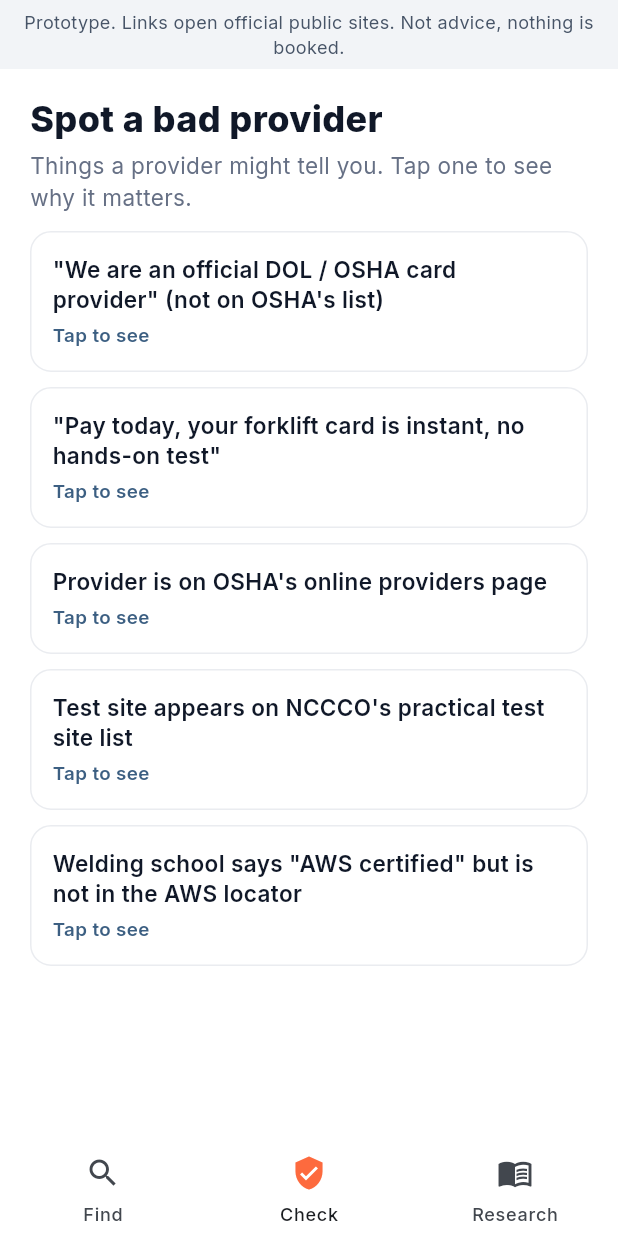
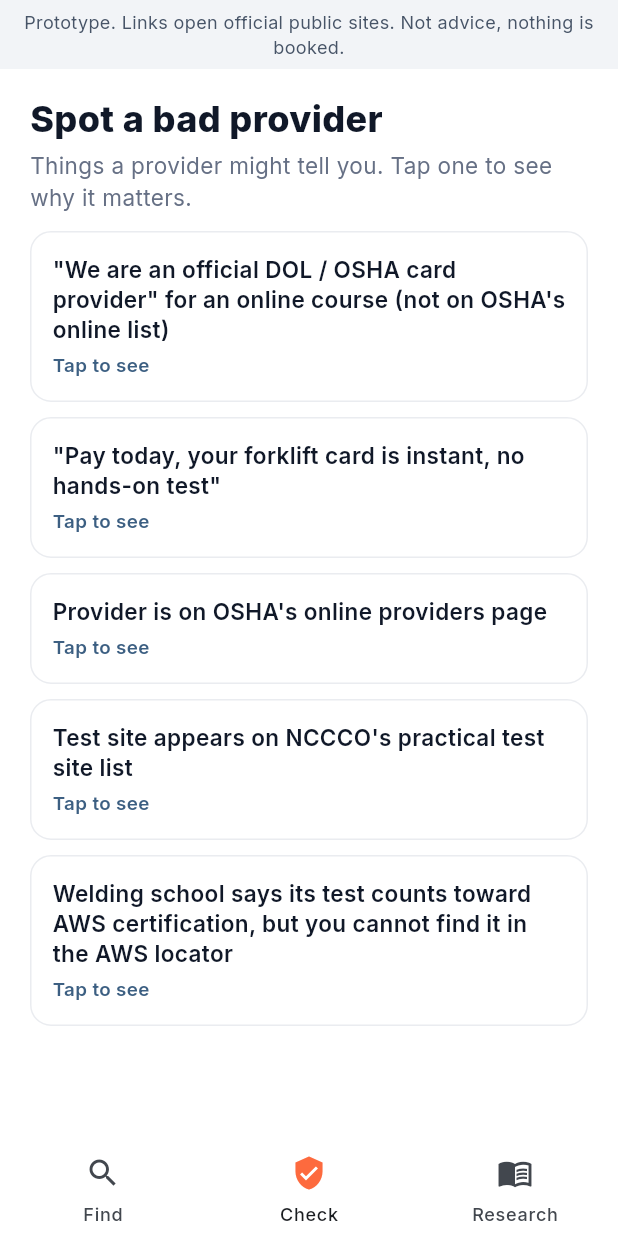
Before and after one commit to kunaxar/worker-credential-finder, a Flutter app: the screen it shows after launch, item 2 of the bottom bar chosen, on a phone screen of 412 x 824 dp. Run offline on Flutter 3.47's test engine with Material 3 defaults, Android fonts, the phone set to English and light mode, and no system bars; our stand-ins replace google_fonts.

Commit message:
Update data.dart

```diff
--- a/lib/data.dart
+++ b/lib/data.dart
@@ -76,8 +76,8 @@
 }
 
 const claims = <Claim>[
-  Claim('"We are an official DOL / OSHA card provider" (not on OSHA\'s list)', true, 'Check before you pay',
-      'OSHA lists its authorized online providers and says it cannot validate training from vendors that are not on that list. A website describing itself as official is a claim, not proof.',
+  Claim('"We are an official DOL / OSHA card provider" for an online course (not on OSHA\'s online list)', true, 'Check before you pay',
+      'OSHA lists its authorized online providers and says it cannot validate training from vendors that are not on that list. This list is for online courses. For a classroom course, use OSHA Find a Trainer instead. A website describing itself as official is a claim, not proof.',
       Link('OSHA authorized online providers', 'https://www.osha.gov/training/outreach/training-providers')),
   Claim('"Pay today, your forklift card is instant, no hands-on test"', true, 'Check before you pay',
       'OSHA 1910.178(l) requires training and an evaluation, and the employer certifies it. A card with no evaluation does not match what the rule describes.',
@@ -88,7 +88,7 @@
   Claim('Test site appears on NCCCO\'s practical test site list', false, 'Good sign',
       'NCCCO publishes the practical test sites. Check the date and the crane type there.',
       Link('NCCCO practical test sites', 'https://nccco.org/nccco/get-cco-certified/find-cco-test-locations/find-practical-test-sites')),
-  Claim('Welding school says "AWS certified" but is not in the AWS locator', true, 'Check before you pay',
-      'AWS publishes its Accredited Test Facility locator. Look the facility up yourself.',
+  Claim('Welding school says its test counts toward AWS certification, but you cannot find it in the AWS locator', true, 'Ask before you pay',
+      'Not being in the locator does not prove a problem. The list may not show every site, and a school may only train. Ask which AWS Accredited Test Facility gives the test, then look that facility up in the AWS locator.',
       Link('AWS ATF locator', 'https://my.aws.org/certification/atflocator')),
 ];
```
